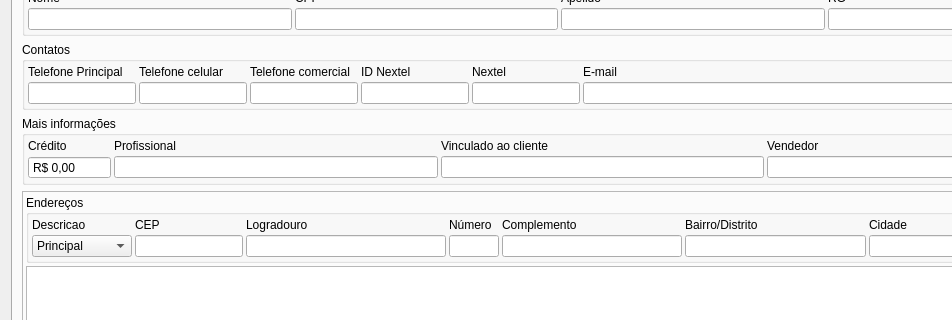
The window that ui/cadastrocliente.ui (darktorres/ERP-STACCATO) describes before a commit, drawn with Qt 5; both pictures show x 0 to 952 and y 135 to 455 of the 1213 by 599 pixel window.
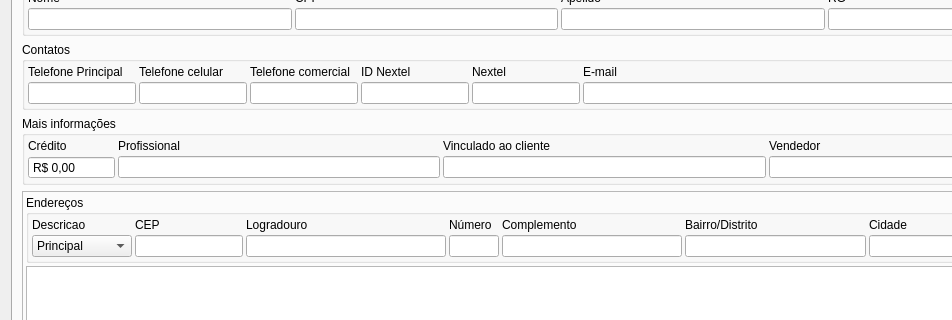
The same window after the commit. Icons and pictures are not drawn. Custom widgets are drawn as their Qt base class.

```diff
--- a/ui/cadastrocliente.ui
+++ b/ui/cadastrocliente.ui
@@ -763,6 +763,9 @@
                  <property name="prefix">
                   <string>R$ </string>
                  </property>
+                 <property name="minimum">
+                  <double>-99999.990000000005239</double>
+                 </property>
                  <property name="maximum">
                   <double>99999.990000000005239</double>
                  </property>
```
